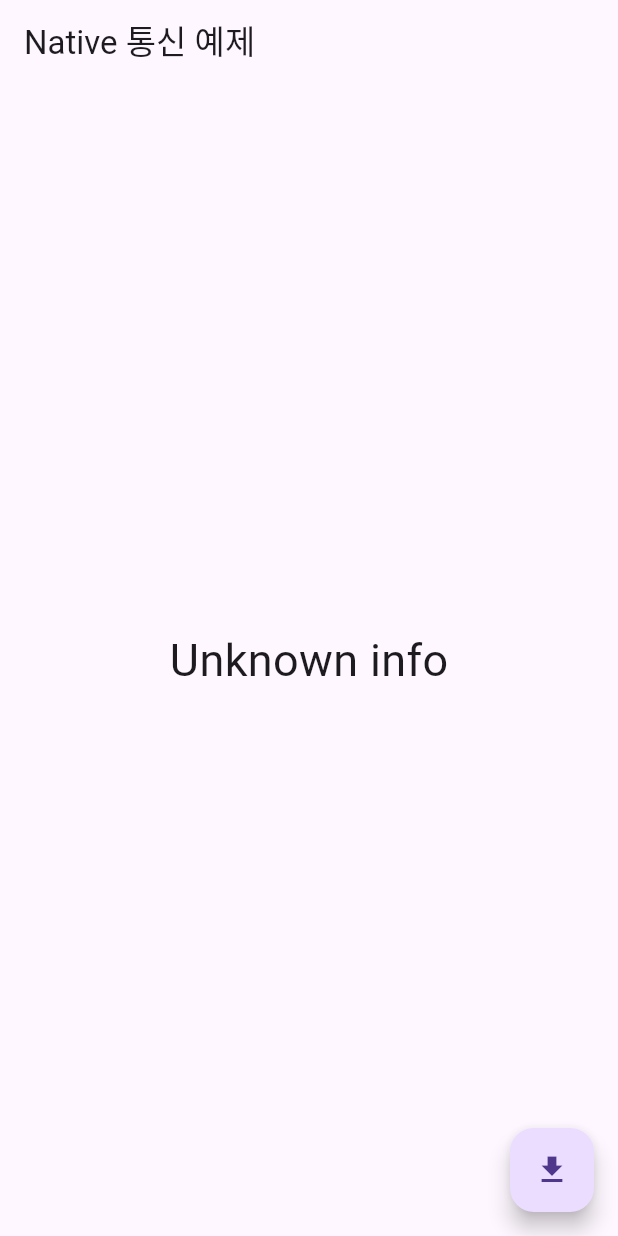
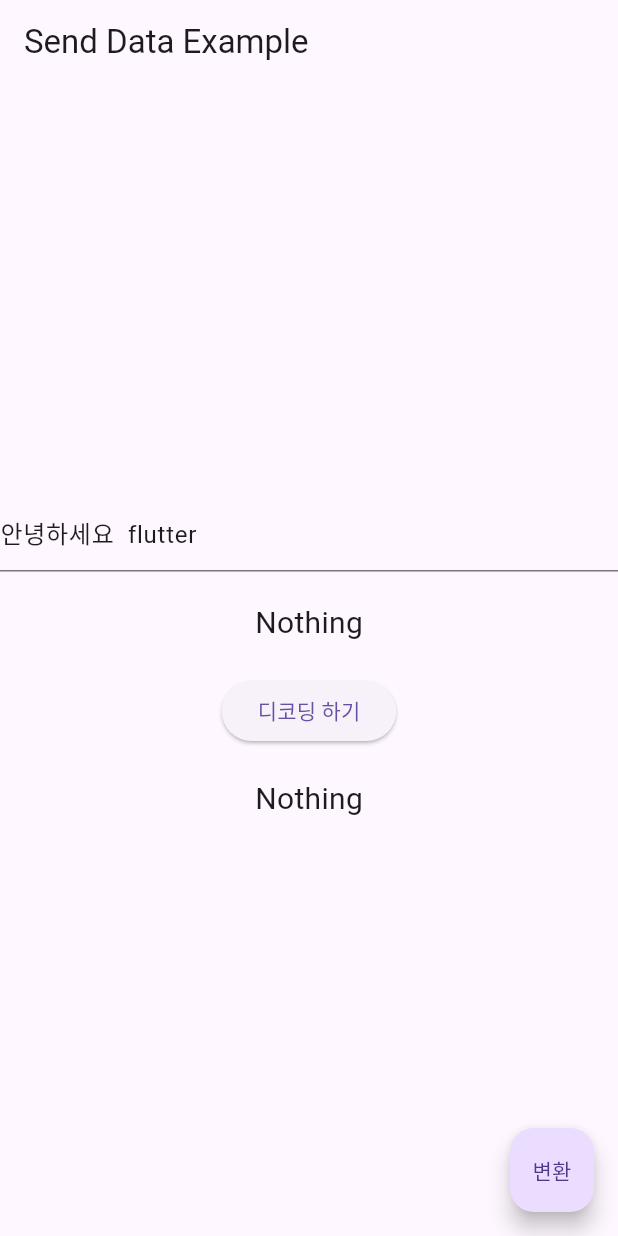
Before and after one commit to Lee-kunwoo/native_example, a Flutter app: the screen it shows after launch, on a phone screen of 412 x 824 dp. Run offline on Flutter 3.47's test engine with Material 3 defaults, Android fonts, the phone set to English and light mode, and no system bars.

```diff
--- a/lib/main.dart
+++ b/lib/main.dart
@@ -2,6 +2,8 @@ import 'package:flutter/material.dart';
 import 'package:flutter/cupertino.dart';
 import 'dart:io';
 import 'package:flutter/services.dart';
+
+import 'sendDataExample.dart';
 
 void main() => runApp(MyApp());
 
@@ -18,7 +20,7 @@ class MyApp extends StatelessWidget {
         theme: ThemeData(
           primarySwatch: Colors.blue,
         ),
-        home: NativeApp(),
+        home: SendDataExample(), // SendDataExample 사용
       );
     }
   }
--- a/lib/sendDataExample.dart
+++ b/lib/sendDataExample.dart
@@ -0,0 +1,104 @@
+import 'package:flutter/material.dart';
+import 'package:flutter/services.dart';
+
+class SendDataExample extends StatefulWidget {
+  @override
+  State<StatefulWidget> createState() => _SendDataExample();
+}
+
+class _SendDataExample extends State<SendDataExample> {
+  static const platform = const MethodChannel('com.flutter.dev/encryto');
+
+  TextEditingController controller = TextEditingController(text: '안녕하세요  flutter');
+  String _changeText = 'Nothing';
+  String _reChangedText = 'Nothing';
+
+  @override
+  Widget build(BuildContext context) {
+    return Scaffold(
+      appBar: AppBar(
+        title: Text('Send Data Example'),
+      ),
+      body: Container(
+        child: Center(
+          child: Column(
+            mainAxisAlignment: MainAxisAlignment.center,
+            children: <Widget>[
+              TextField(
+                controller: controller,
+                keyboardType: TextInputType.text,
+              ),
+              SizedBox(
+                height: 20,
+              ),
+              Text(
+                _changeText,
+                style: TextStyle(fontSize: 20),
+              ),
+              SizedBox(
+                height: 20,
+              ),
+              ElevatedButton(
+                onPressed: () {
+                  _decodeText();
+                },
+                child: Text('디코딩 하기'),
+              ),
+              SizedBox(
+                height: 20,
+              ),
+              Text(
+                _reChangedText,
+                style: TextStyle(fontSize: 20),
+              ),
+            ],
+          ),
+        ),
+      ),
+      floatingActionButton: FloatingActionButton(
+        onPressed: () {
+          _sendData(controller.text);
+        },
+        child: Text('변환'),
+      ),
+    );
+  }
+
+  Future<void> _sendData(String text) async {
+    try {
+      final String result = await platform.invokeMethod('getEncryto', text);
+      if (result != null && result.isNotEmpty) {
+        setState(() {
+          _changeText = result;
+        });
+      } else {
+        setState(() {
+          _changeText = 'Encoding failed';
+        });
+      }
+    } on PlatformException catch (e) {
+      setState(() {
+        _changeText = "Failed to encode: '${e.message}'";
+      });
+    }
+  }
+
+  Future<void> _decodeText() async {
+    try {
+      final String result = await platform.invokeMethod("getDecode", _changeText);
+      if (result != null && result.isNotEmpty) {
+       setState(() {
+         _reChangedText = result;
+        });
+     } else {
+       setState(() {
+        _reChangedText = 'Decoding failed';
+      });
+    }
+  } on PlatformException catch (e) {
+     setState(() {
+      _reChangedText = "Failed to decode: '${e.message}'";
+     });
+    }
+  }
+}
```
Also changed, not shown: 1 other file.
